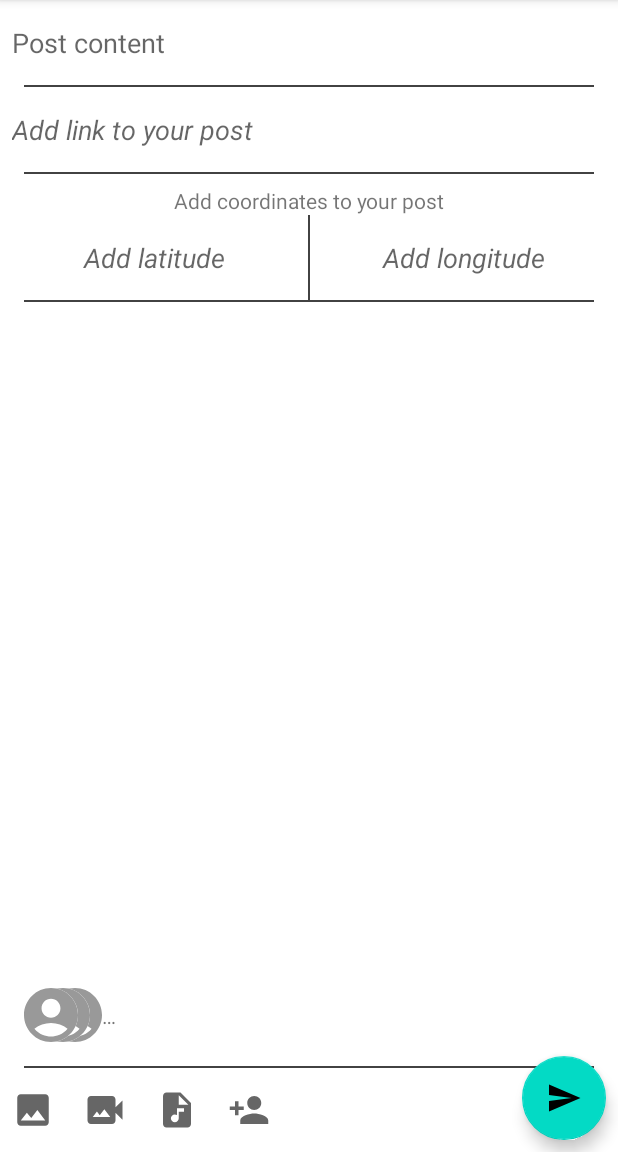
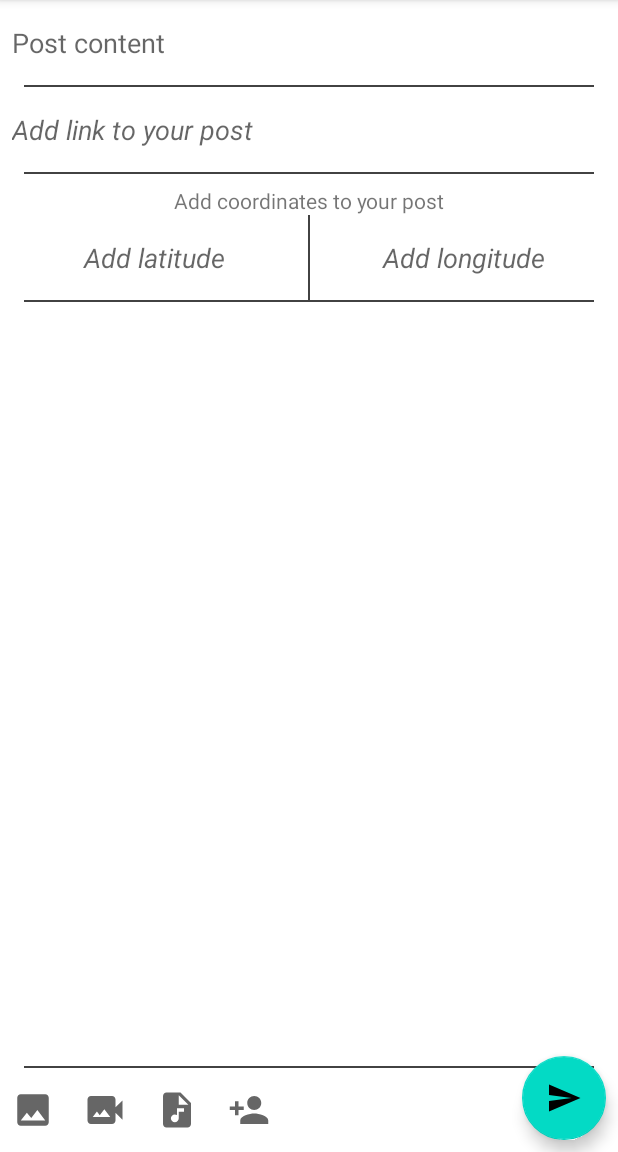
Before and after one commit to Garshishka/NeWork, an Android app: the NewPostFragment screen opened through its navigation route, on a phone screen of 412 x 824 dp, the part 84-1236 px from its top. Run offline under Robolectric (Android 15) with nearby library versions, the phone set to English and light mode, and no system bars; our stand-ins replace Dagger/Hilt's generated code, Room's generated code, paging; pictures from the network do not load.

Commit message:
Added showing user list when getting mentiones

```diff
--- a/app/src/main/java/ru/netology/nework/api/ApiService.kt
+++ b/app/src/main/java/ru/netology/nework/api/ApiService.kt
@@ -6,10 +6,14 @@ import retrofit2.http.*
 import ru.netology.nework.auth.AuthPair
 import ru.netology.nework.dto.MediaUpload
 import ru.netology.nework.dto.Post
+import ru.netology.nework.dto.User
 
 interface ApiService {
     @GET("posts")
     suspend fun getAll(): Response<List<Post>>
+
+    @GET("users")
+    suspend fun getUsers(): Response<List<User>>
 
     @POST("posts")
     suspend fun save(@Header("auth") auth: String, @Body post: Post): Response<Post>
--- a/app/src/main/java/ru/netology/nework/fragment/NewPostFragment.kt
+++ b/app/src/main/java/ru/netology/nework/fragment/NewPostFragment.kt
@@ -16,6 +16,8 @@ import androidx.core.view.isVisible
 import androidx.fragment.app.Fragment
 import androidx.fragment.app.activityViewModels
 import androidx.navigation.fragment.findNavController
+import com.google.gson.Gson
+import com.google.gson.reflect.TypeToken
 import dagger.hilt.android.AndroidEntryPoint
 import ru.netology.nework.R
 import ru.netology.nework.auth.AppAuth
@@ -65,6 +67,12 @@ class NewPostFragment : Fragment() {
                 linkArg.let(binding.link::setText)
                 latArg.let(binding.coordinatesLat::setText)
                 longArg.let(binding.coordinatesLong::setText)
+                if (mentionedArg != null) {
+                    viewModel.userList =
+                        Gson().fromJson(mentionedArg, object : TypeToken<List<Int>>() {}.type)
+                } else {
+                    viewModel.userList.clear()
+                }
             }
             viewModel.apply {
                 draft = ""
@@ -154,6 +162,7 @@ class NewPostFragment : Fragment() {
                 intent.addCategory(Intent.CATEGORY_OPENABLE)
                 resultLauncher.launch(intent)
             }
+            addMention.text = if(viewModel.userList.isNotEmpty()) viewModel.userList.size.toString() else ""
             addMention.setOnClickListener {
                 findNavController().navigate(R.id.action_newPostFragment_to_usersFragment)
             }
@@ -229,5 +238,6 @@ class NewPostFragment : Fragment() {
         var Bundle.linkArg by StringArg
         var Bundle.latArg by StringArg
         var Bundle.longArg by StringArg
+        var Bundle.mentionedArg by StringArg
     }
 }
--- a/app/src/main/java/ru/netology/nework/fragment/PostFeedFragment.kt
+++ b/app/src/main/java/ru/netology/nework/fragment/PostFeedFragment.kt
@@ -12,6 +12,7 @@ import androidx.lifecycle.lifecycleScope
 import androidx.navigation.fragment.findNavController
 import androidx.paging.LoadState
 import com.google.android.material.snackbar.Snackbar
+import com.google.gson.Gson
 import dagger.hilt.android.AndroidEntryPoint
 import kotlinx.coroutines.flow.collectLatest
 import ru.netology.nework.R
@@ -21,6 +22,7 @@ import ru.netology.nework.dto.Post
 import ru.netology.nework.fragment.NewPostFragment.Companion.latArg
 import ru.netology.nework.fragment.NewPostFragment.Companion.linkArg
 import ru.netology.nework.fragment.NewPostFragment.Companion.longArg
+import ru.netology.nework.fragment.NewPostFragment.Companion.mentionedArg
 import ru.netology.nework.fragment.NewPostFragment.Companion.textArg
 import ru.netology.nework.fragment.PictureFragment.Companion.urlArg
 import ru.netology.nework.utils.OnInteractionListener
@@ -52,6 +54,7 @@ class PostFeedFragment : Fragment() {
                     linkArg = post.link
                     latArg = post.coords?.lat
                     longArg = post.coords?.long
+                    mentionedArg = if (post.mentionIds.isNotEmpty()) Gson().toJson(post.mentionIds) else null
                 })
             viewModel.edit(post)
         }
--- /dev/null
+++ b/app/src/main/java/ru/netology/nework/utils/UserListInteractionListener.kt
@@ -0,0 +1,5 @@
+package ru.netology.nework.utils
+
+interface UserListInteractionListener {
+    fun onClick(id: Int)
+}
--- a/app/src/main/java/ru/netology/nework/viewmodel/PostViewModel.kt
+++ b/app/src/main/java/ru/netology/nework/viewmodel/PostViewModel.kt
@@ -16,6 +16,7 @@ import kotlinx.coroutines.flow.flatMapLatest
 import kotlinx.coroutines.flow.flowOn
 import kotlinx.coroutines.flow.map
 import kotlinx.coroutines.launch
+import ru.netology.nework.api.ApiService
 import ru.netology.nework.auth.AppAuth
 import ru.netology.nework.dto.*
 import ru.netology.nework.repository.PostRepository
@@ -26,6 +27,7 @@ import javax.inject.Inject
 @HiltViewModel
 class PostViewModel @Inject constructor(
     private val repository: PostRepository,
+    private val apiService: ApiService,
     private val appAuth: AppAuth
 ) : ViewModel() {
     val edited = MutableLiveData(empty)
@@ -44,6 +46,9 @@ class PostViewModel @Inject constructor(
                     }
                 }
         }.flowOn(Dispatchers.Default)
+    private val _usersData = MutableLiveData(emptyUsers)
+    val usersData: LiveData<List<User>>
+        get() = _usersData
 
     private val _dataState = MutableLiveData<FeedModelState>(FeedModelState.Idle)
     val dataState: LiveData<FeedModelState>
@@ -65,7 +70,11 @@ class PostViewModel @Inject constructor(
     private val _postsLikeError = SingleLiveEvent<Pair<String, Pair<Int, Boolean>>>()
     val postsLikeError: LiveData<Pair<String, Pair<Int, Boolean>>>
         get() = _postsLikeError
+    private val _usersLoadError = SingleLiveEvent<String>()
+    val usersLoadError: LiveData<String>
+        get() = _usersLoadError
 
+    var userList = mutableListOf<Int>()
     var draft = ""
     var draftLink = ""
     var draftCoordsLat = ""
@@ -165,6 +174,20 @@ class PostViewModel @Inject constructor(
     fun deleteMedia() {
         _attachmnet.value = noMedia
     }
+
+    fun loadUsers() = viewModelScope.launch {
+        try {
+            val response = apiService.getUsers()
+            if (!response.isSuccessful) {
+                throw RuntimeException(response.code().toString())
+            }
+            val users = response.body() ?: throw RuntimeException("body is null")
+            _usersData.postValue(users)
+
+        } catch (e: Exception) {
+            _usersLoadError.postValue(e.toString())
+        }
+    }
 }
 
 private val empty = Post(
@@ -174,5 +197,5 @@ private val empty = Post(
     authorAvatar = null,
     published = "",
 )
-
+private val emptyUsers : List<User> = emptyList()
 private val noMedia = MediaModel(null, null, AttachmentType.NONE)
--- a/app/src/main/res/layout/fragment_new_post.xml
+++ b/app/src/main/res/layout/fragment_new_post.xml
@@ -49,6 +49,7 @@
             android:layout_height="wrap_content"
             android:contentDescription="@string/select_audio"
             android:padding="@dimen/margin_small"
+            tools:text="5"
             app:icon="@drawable/baseline_mention_add_28" />
 
     </LinearLayout>
@@ -197,58 +198,7 @@
         </LinearLayout>
     </ScrollView>
 
-    <androidx.constraintlayout.widget.ConstraintLayout
-        android:id="@+id/mention_container"
-        android:layout_width="match_parent"
-        android:layout_height="wrap_content"
-        app:layout_constraintBottom_toTopOf="@id/divider"
-        app:layout_constraintStart_toStartOf="parent"
-        app:layout_constraintEnd_toEndOf="parent"
-        android:layout_margin="@dimen/margin_default">
-        <TextView
-            android:id="@+id/mention_batch_trail"
-            android:layout_width="wrap_content"
-            android:layout_height="wrap_content"
-            android:text="@string/etc"
-            app:layout_constraintStart_toEndOf="@id/mention_avatars3"
-            app:layout_constraintBottom_toBottomOf="@id/mention_avatars3"
-            app:layout_constraintTop_toTopOf="@id/mention_avatars3"
-            />
-        <ImageView
-            android:id="@+id/mention_avatars3"
-            android:layout_width="@dimen/picture_size"
-            android:layout_height="@dimen/picture_size"
-            android:layout_marginStart="@dimen/margin_default"
-            android:src="@drawable/baseline_avatar_circle_filled_24"
-            app:layout_constraintStart_toStartOf="@id/mention_avatars2"
-            app:layout_constraintEnd_toEndOf="@id/mention_avatars2"
-            app:layout_constraintBottom_toBottomOf="@id/mention_avatars2"
-            app:layout_constraintTop_toTopOf="@id/mention_avatars2"
-            />
-        <ImageView
-            android:id="@+id/mention_avatars2"
-            android:layout_width="@dimen/picture_size"
-            android:layout_height="@dimen/picture_size"
-            android:layout_marginStart="@dimen/margin_default"
-            android:src="@drawable/baseline_avatar_circle_filled_24"
-            app:layout_constraintStart_toStartOf="@id/mention_avatars1"
-            app:layout_constraintEnd_toEndOf="@id/mention_avatars1"
-            app:layout_constraintBottom_toBottomOf="@id/mention_avatars1"
-            app:layout_constraintTop_toTopOf="@id/mention_avatars1"
-            />
-        <ImageView
-            android:id="@+id/mention_avatars1"
-            android:layout_width="@dimen/picture_size"
-            android:layout_height="@dimen/picture_size"
-            android:src="@drawable/baseline_avatar_circle_filled_24"
-            app:layout_constraintStart_toStartOf="parent"
-            app:layout_constraintTop_toTopOf="@id/mention_container"
-            app:layout_constraintBottom_toBottomOf="@id/mention_container"
-
-            />
-    </androidx.constraintlayout.widget.ConstraintLayout>
-
-    <com.google.android.material.floatingactionbutton.FloatingActionButton
+        <com.google.android.material.floatingactionbutton.FloatingActionButton
         android:id="@+id/send_button"
         android:layout_width="wrap_content"
         android:layout_height="wrap_content"
--- a/app/src/main/res/layout/layout_user.xml
+++ b/app/src/main/res/layout/layout_user.xml
@@ -7,7 +7,7 @@
     xmlns:app="http://schemas.android.com/apk/res-auto">
 
     <com.google.android.material.button.MaterialButton
-        android:id="@+id/user"
+        android:id="@+id/user_button"
         android:layout_width="match_parent"
         android:layout_height="@dimen/user_size"
         app:icon="@drawable/baseline_avatar_circle_filled_24"
@@ -18,8 +18,8 @@
         android:textColor="@color/purple_500"
         android:textAllCaps="false"
         tools:text="Username"
+        android:checkable="true"
         style="@style/Widget.AppTheme.UserCheckBox"
-
     />
 
 
```
Also changed, not shown: app/src/main/java/ru/netology/nework/adapter/UsersAdapter.kt (added, +25 -0 lines), app/src/main/java/ru/netology/nework/dto/User.kt (added, +9 -0 lines), app/src/main/java/ru/netology/nework/fragment/UsersFragment.kt (+29 -0 lines), app/src/main/java/ru/netology/nework/utils/ViewExtensions.kt (+19 -0 lines), app/src/main/java/ru/netology/nework/viewholder/UserDiffCallBack.kt (added, +18 -0 lines), app/src/main/java/ru/netology/nework/viewholder/UserViewHolder.kt (added, +27 -0 lines), app/src/main/res/layout/fragment_users.xml (+17 -3 lines).
